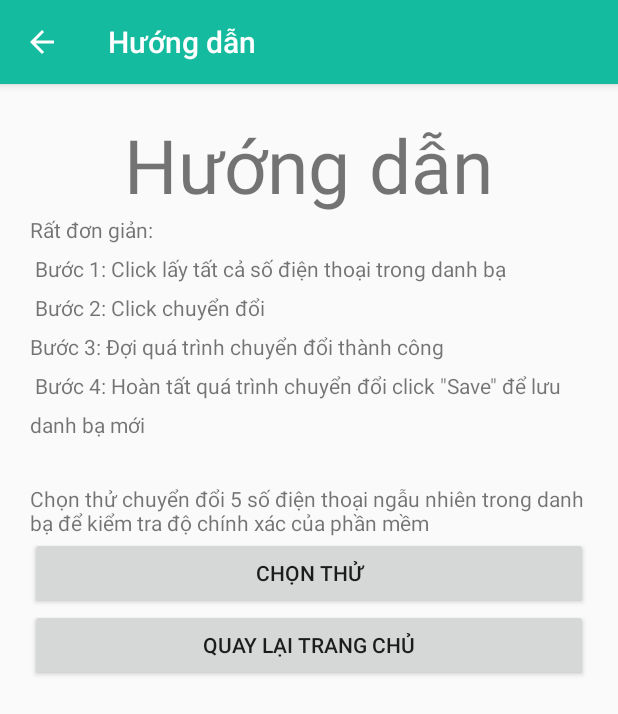
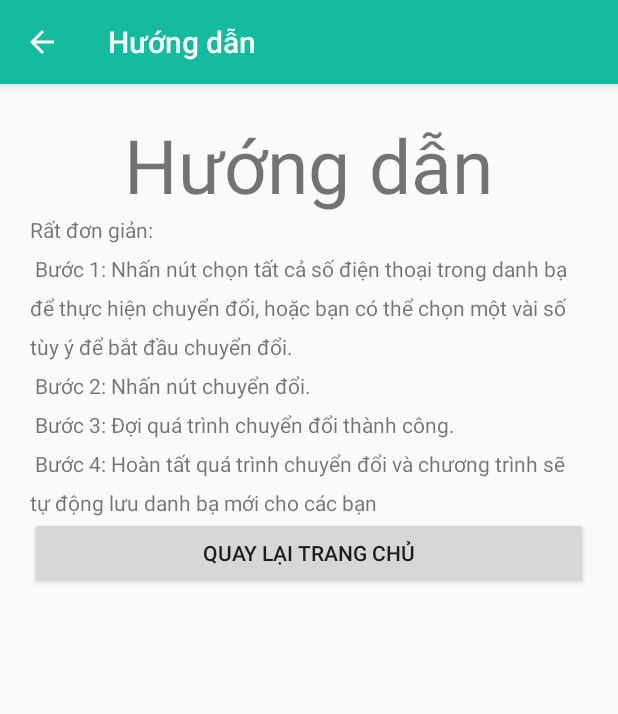
Before and after one commit to vinhgroup/NumberTransfer, an Android app: the screen it shows after launch (GuideActivity), after a tap on "HƯỚNG DẪN SỬ DỤNG", on a phone screen of 412 x 824 dp. Shown: the top 714 px of the screen. Run offline under Robolectric (Android 15) with nearby library versions, the phone set to English and light mode, and no system bars; our stand-ins replace ButterKnife.

Commit message:
update and fix UI
- Update UI
- Hide button "Thông tin chuyển đổi"

```diff
--- a/app/src/main/java/com/vinhgroup/numbertransfer/View/Home/MainActivity.java
+++ b/app/src/main/java/com/vinhgroup/numbertransfer/View/Home/MainActivity.java
@@ -38,12 +38,15 @@ public class MainActivity extends AppCompatActivity {
         switch (view.getId()) {
             case R.id.button_guide:
                 startActivity(new Intent(this, GuideActivity.class));
+                finish();
                 break;
             case R.id.button_transfer:
                 startActivity(new Intent(this, TransferActivity.class));
+                finish();
                 break;
             case R.id.button_return:
                 startActivity(new Intent(this, Reverse.class));
+                finish();
                 break;
             case R.id.button_information:
                 break;
--- a/app/src/main/java/com/vinhgroup/numbertransfer/View/Transfer/TransferActivity.java
+++ b/app/src/main/java/com/vinhgroup/numbertransfer/View/Transfer/TransferActivity.java
@@ -37,6 +37,7 @@ public class TransferActivity extends TransferBase implements TransferView {
                 break;
             case R.id.button_back_to_home:
                 onBackPressed();
+                finish();
                 break;
             case R.id.check_box_all:
                 mTransferLogic.setCheckAll(cbAll.isChecked());
--- a/app/src/main/res/layout/activity_guide.xml
+++ b/app/src/main/res/layout/activity_guide.xml
@@ -28,6 +28,7 @@
 
 
     <TextView
+        android:visibility="gone"
         android:layout_marginTop="30dp"
         android:text="Chọn thử chuyển đổi 5 số điện thoại ngẫu nhiên trong danh bạ để kiểm tra độ chính xác của phần mềm"
         android:layout_gravity="center"
@@ -35,6 +36,7 @@
         android:layout_height="wrap_content" />
 
     <Button
+        android:visibility="gone"
         android:id="@+id/button_test"
         android:text="chọn thử"
         android:layout_gravity="center"
--- a/app/src/main/res/layout/activity_main.xml
+++ b/app/src/main/res/layout/activity_main.xml
@@ -35,6 +35,7 @@
             android:layout_height="wrap_content" />
 
         <Button
+            android:visibility="gone"
             android:id="@+id/button_information"
             android:text="Thông tin chuyển đổi"
             android:layout_width="match_parent"
--- a/app/src/main/res/layout/activity_transfer.xml
+++ b/app/src/main/res/layout/activity_transfer.xml
@@ -11,7 +11,7 @@
     <CheckBox
         android:id="@+id/check_box_all"
         android:text="Chọn tất cả"
-        android:layout_width="wrap_content"
+        android:layout_width="match_parent"
         android:layout_height="wrap_content" />
 
     <ListView
--- a/app/src/main/res/values/strings.xml
+++ b/app/src/main/res/values/strings.xml
@@ -1,9 +1,10 @@
 <resources>
     <string name="app_name">NumberTransfer</string>
     <string name="guide_line">Rất đơn giản:\n
-        Bước 1: Click lấy tất cả số điện thoại trong danh bạ\n
-        Bước 2: Click chuyển đổi\nBước 3: Đợi quá trình chuyển đổi thành công\n
-        Bước 4: Hoàn tất quá trình chuyển đổi click \"Save\" để lưu danh bạ mới</string>
+        Bước 1: Nhấn nút chọn tất cả số điện thoại trong danh bạ để thực hiện chuyển đổi, hoặc bạn có thể chọn một vài số tùy ý để bắt đầu chuyển đổi.\n
+        Bước 2: Nhấn nút chuyển đổi.\n
+        Bước 3: Đợi quá trình chuyển đổi thành công.\n
+        Bước 4: Hoàn tất quá trình chuyển đổi và chương trình sẽ tự động lưu danh bạ mới cho các bạn</string>
     <string name="please_wait">Vui lòng đợi trong giây lát....</string>
     <string name="please_do_not_turn_off_application">Vui lòng không tắt ứng dụng. Trước khi quá trình hoàn tất...</string>
     <string name="completed">Hoàn tất chuyển đổi</string>
```
Also changed, not shown: app/src/main/java/com/vinhgroup/numbertransfer/View/Guide/GuideActivity.java (+7 -0 lines), app/src/main/java/com/vinhgroup/numbertransfer/View/Reverse/Reverse.java (+9 -0 lines).
